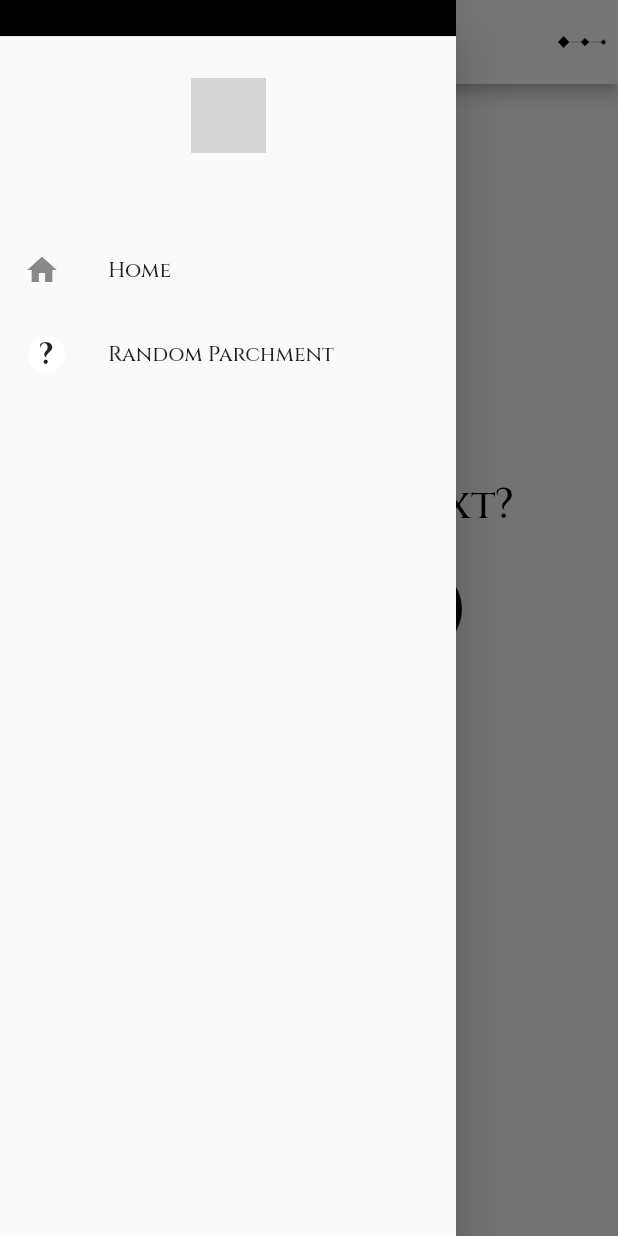
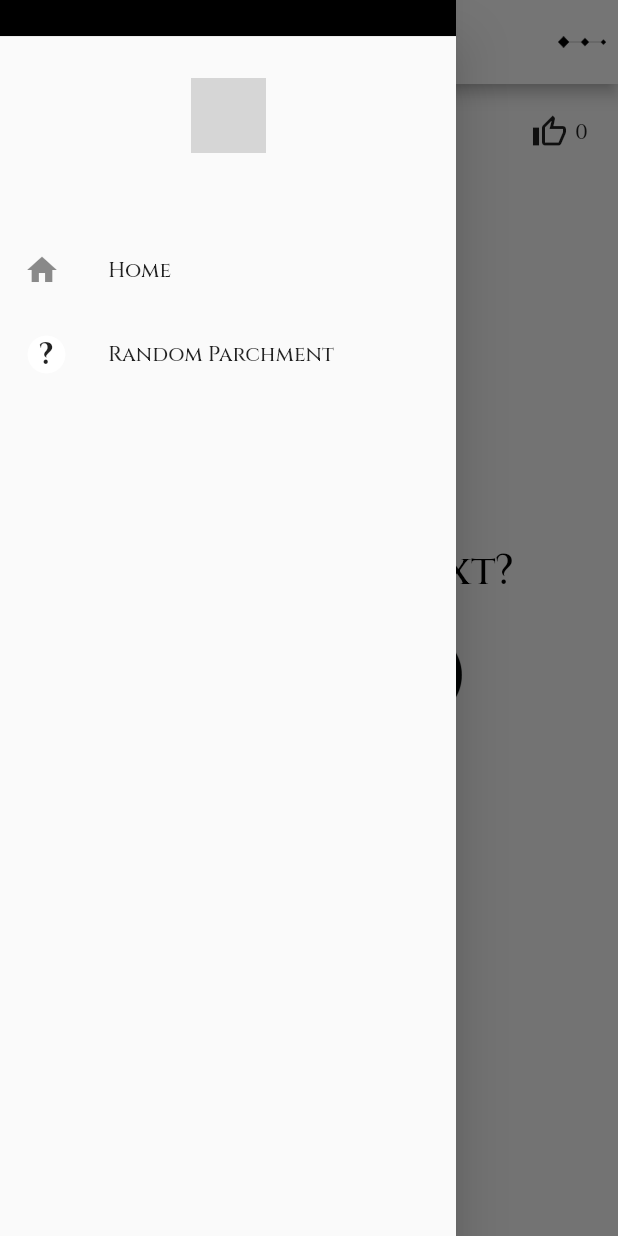
Before and after one commit to w-etc/parchments_frontend, a Flutter app: the ParchmentView screen opened directly with empty values, with the side drawer open, on a phone screen of 412 x 824 dp. Run offline on Flutter 3.47's test engine with Material 2 defaults, Android fonts, the phone set to English and light mode, and no system bars; our stand-ins replace flutter_dotenv, flutter_secure_storage, infinite_scroll_pagination; accounts and stored records are empty; network calls fail; grey boxes are pictures that could not be loaded.

Commit message:
implementing parchment voting

```diff
--- a/lib/components/parchment_view.dart
+++ b/lib/components/parchment_view.dart
@@ -2,6 +2,7 @@ import 'package:flutter/cupertino.dart';
 import 'package:flutter/material.dart';
 import 'package:parchments_flutter/components/painters/diamond_painter.dart';
 import 'package:parchments_flutter/components/breadcrumbs_drawer.dart';
+import 'package:parchments_flutter/components/parchment_votes.dart';
 import 'package:parchments_flutter/components/parchments_app_bar.dart';
 import 'package:parchments_flutter/components/read_continuations_button.dart';
 import 'package:parchments_flutter/components/write_button.dart';
@@ -23,6 +24,7 @@ class ParchmentView extends StatelessWidget {
       body: Center(
         child: ListView(
           children: [
+            ParchmentVotes(parchment: parchment),
             Padding(
               padding: EdgeInsets.only(left: 20, right: 20, top: 50, bottom: 50,),
               child: Column(
--- /dev/null
+++ b/lib/components/parchment_votes.dart
@@ -0,0 +1,62 @@
+import 'package:flutter/cupertino.dart';
+import 'package:flutter/material.dart';
+import 'package:parchments_flutter/constants/fonts.dart';
+import 'package:parchments_flutter/models/parchment.dart';
+import 'package:parchments_flutter/services/http_service.dart';
+import 'package:parchments_flutter/services/storage_provider.dart';
+
+class ParchmentVotes extends StatefulWidget {
+  final Parchment parchment;
+
+  ParchmentVotes({this.parchment});
+
+  _ParchmentVotesState createState() => _ParchmentVotesState();
+}
+
+class _ParchmentVotesState extends State<ParchmentVotes> {
+
+  Future<void> _toggleVote() async {
+    if (!(await _canVote())) {
+      return;
+    }
+    final result = await HttpService.toggleVote(widget.parchment);
+    if (result) {
+      setState(() {
+        widget.parchment.readerVoted = !widget.parchment.readerVoted;
+        if (widget.parchment.readerVoted) {
+          widget.parchment.voteCount++;
+        } else {
+          widget.parchment.voteCount--;
+        }
+      });
+    }
+  }
+
+  Future<bool> _canVote() {
+    return StorageProvider().userIsAuthenticated();
+  }
+
+  IconData _thumbIcon() {
+    return widget.parchment.readerVoted ? Icons.thumb_up : Icons.thumb_up_outlined;
+  }
+
+  @override
+  Widget build(BuildContext context) {
+    return GestureDetector(
+      onTap: _toggleVote,
+      child: Padding(
+        padding: const EdgeInsets.only(top: 20, right: 20),
+        child: Row(
+          mainAxisAlignment: MainAxisAlignment.end,
+          children: [
+            Icon(_thumbIcon()),
+            Padding(
+              padding: const EdgeInsets.only(left: 5),
+              child: Text(widget.parchment.voteCount.toString(), style: TextStyle(fontFamily: CINZEL),),
+            ),
+          ],
+        ),
+      ),
+    );
+  }
+}
--- a/lib/models/parchment.dart
+++ b/lib/models/parchment.dart
@@ -8,8 +8,10 @@ class Parchment {
   final String contents;
   final List<Parchment> continuations;
   List<Breadcrumb> breadcrumbs;
+  bool readerVoted;
+  int voteCount;
 
-  Parchment({this.parentParchmentId, this.id, this.title, this.synopsis, this.contents, this.continuations, this.breadcrumbs});
+  Parchment({this.parentParchmentId, this.id, this.title, this.synopsis, this.contents, this.continuations, this.breadcrumbs, this.readerVoted, this.voteCount});
 
   factory Parchment.fromJson(Map<String, dynamic> json) {
     final parchment = json;
@@ -21,6 +23,8 @@ class Parchment {
       synopsis: parchment['synopsis'],
       contents: parchment['contents'],
       continuations: continuations?.map((innerParchment) => Parchment.fromJson(innerParchment))?.toList(),
+      readerVoted: parchment['readerVoted'],
+      voteCount: parchment['voteCount'],
     );
   }
 }
--- a/lib/services/storage_provider.dart
+++ b/lib/services/storage_provider.dart
@@ -32,4 +32,9 @@ class StorageProvider {
     final writerIdString = await storage.read(key: WRITER_ID);
     return int.parse(writerIdString);
   }
+
+  Future<bool> userIsAuthenticated() async {
+    final token = await getToken();
+    return token != null && token.isNotEmpty;
+  }
 }
```
Also changed, not shown: lib/services/http_service.dart (+31 -1 lines).
